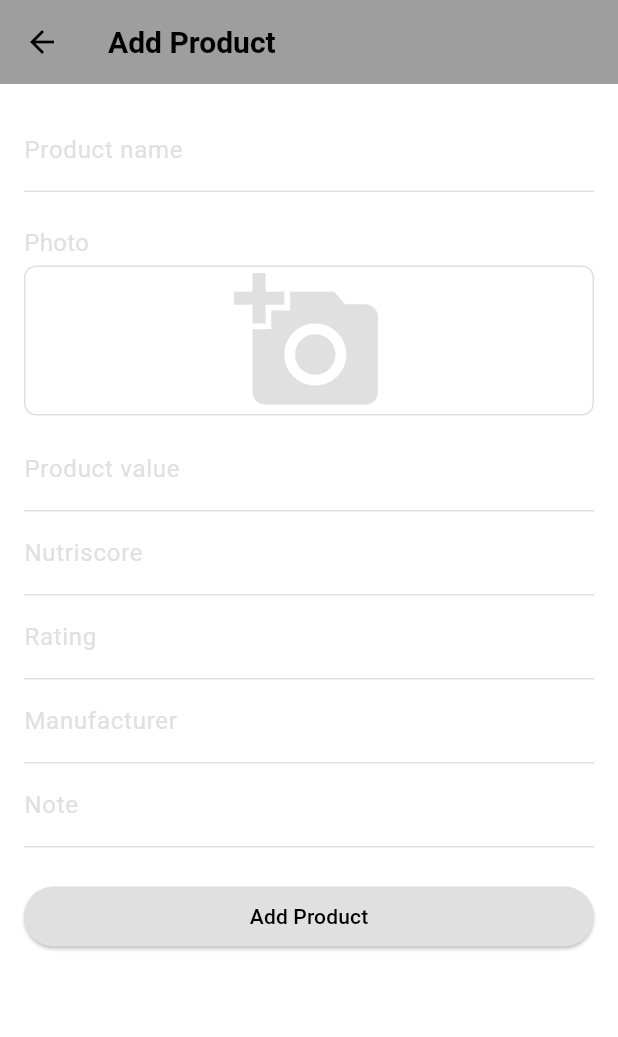
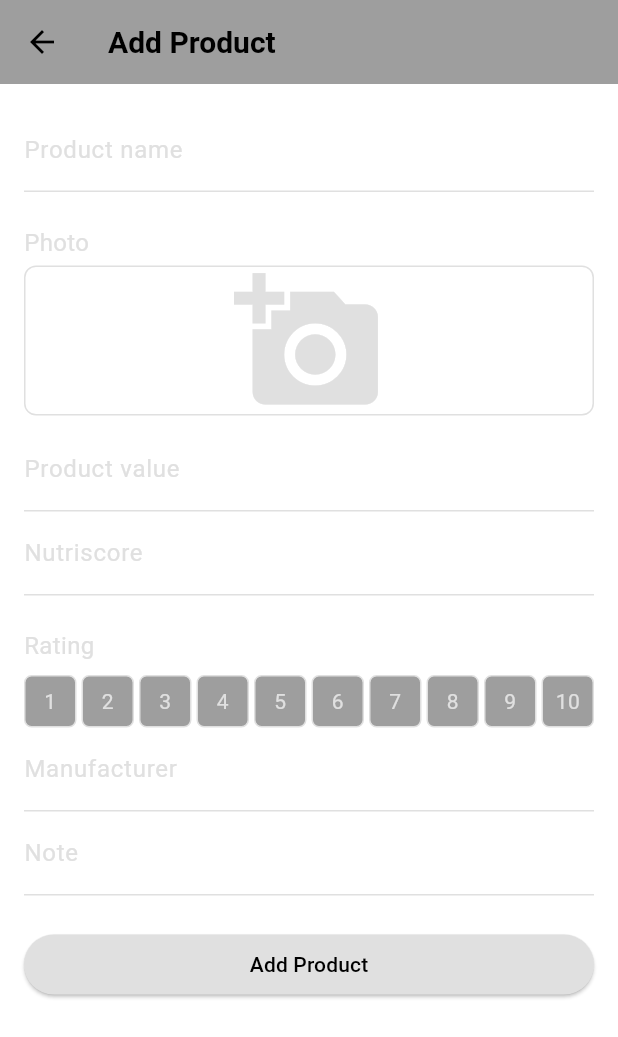
Before and after one commit to PGszafir/recallrave, a Flutter app: the AddProductView screen opened directly, on a phone screen of 412 x 824 dp. Shown: the top 1037 px of the screen. Run offline on Flutter 3.47's test engine with Material 3 defaults, Android fonts, the phone set to English and light mode, and no system bars; our stand-ins replace image_picker.

Commit message:
Added rating tile input

```diff
--- a/lib/add_product_view.dart
+++ b/lib/add_product_view.dart
@@ -14,7 +14,7 @@ class _AddProductViewState extends State<AddProductView> {
   TextEditingController nameController = TextEditingController();
   TextEditingController valueController = TextEditingController();
   TextEditingController nutriscoreController = TextEditingController();
-  TextEditingController ratingController = TextEditingController();
+  TextEditingController ratingController = TextEditingController(); // Added this line
   TextEditingController manufacturerController = TextEditingController();
   TextEditingController noteController = TextEditingController();
 
@@ -52,7 +52,8 @@ class _AddProductViewState extends State<AddProductView> {
             TextField(
               controller: nameController,
               style: TextStyle(color: Colors.grey.shade300),
-              decoration: InputDecoration(labelText: 'Product name',
+              decoration: InputDecoration(
+                labelText: 'Product name',
                 labelStyle: TextStyle(color: Colors.grey.shade300),
                 focusedBorder: UnderlineInputBorder(
                   borderSide: BorderSide(color: Colors.grey.shade300),
@@ -95,15 +96,15 @@ class _AddProductViewState extends State<AddProductView> {
                       color: Colors.grey.shade300,
                     ),
                   ),
-                  SizedBox(height: 8.0), // Add some spacing between the icon and the next widget
-                  // Add other widgets as needed
+                  SizedBox(height: 8.0),
                 ],
               ),
             ),
             TextField(
               controller: valueController,
               style: TextStyle(color: Colors.grey.shade300),
-              decoration: InputDecoration(labelText: 'Product value',
+              decoration: InputDecoration(
+                labelText: 'Product value',
                 labelStyle: TextStyle(color: Colors.grey.shade300),
                 focusedBorder: UnderlineInputBorder(
                   borderSide: BorderSide(color: Colors.grey.shade300),
@@ -116,7 +117,8 @@ class _AddProductViewState extends State<AddProductView> {
             TextField(
               controller: nutriscoreController, // to upgrade add scanning option
               style: TextStyle(color: Colors.grey.shade300),
-              decoration: InputDecoration(labelText: 'Nutriscore',
+              decoration: InputDecoration(
+                labelText: 'Nutriscore',
                 labelStyle: TextStyle(color: Colors.grey.shade300),
                 focusedBorder: UnderlineInputBorder(
                   borderSide: BorderSide(color: Colors.grey.shade300),
@@ -126,23 +128,67 @@ class _AddProductViewState extends State<AddProductView> {
                 ),
               ),
             ),
-            TextField(
-              controller: ratingController,
-              style: TextStyle(color: Colors.grey.shade300),
-              decoration: InputDecoration(labelText: 'Rating',
-                labelStyle: TextStyle(color: Colors.grey.shade300),
-                focusedBorder: UnderlineInputBorder(
-                  borderSide: BorderSide(color: Colors.grey.shade300),
+            SizedBox(height: 22.0),
+            Column(
+              crossAxisAlignment: CrossAxisAlignment.stretch,
+              children: [
+                Text(
+                  'Rating',
+                  style: TextStyle(
+                    color: Colors.grey.shade300,
+                    fontSize: 16.0,
+                  ),
                 ),
-                enabledBorder: UnderlineInputBorder(
-                  borderSide: BorderSide(color: Colors.grey.shade300),
+                SizedBox(height: 8.0),
+                Row(
+                  mainAxisAlignment: MainAxisAlignment.spaceBetween,
+                  children: List.generate(
+                    10,
+                        (index) => GestureDetector(
+                      onTap: () {
+                        // Handle the rating selection (you can update a variable or call a function)
+                        print('Selected Rating: ${index + 1}');
+                        setState(() {
+                          ratingController.text = (index + 1).toString();
+                        });
+                      },
+                      child: Container(
+                        width: 35.0,
+                        height: 35.0,
+                        decoration: BoxDecoration(
+                          border: Border.all(
+                            color: Colors.grey.shade300,
+                            width: 1.0,
+                          ),
+                          borderRadius: BorderRadius.circular(5.0),
+                          color: ratingController.text.isNotEmpty &&
+                              int.parse(ratingController.text) ==
+                                  index + 1
+                              ? Colors.grey.shade200
+                              : Colors.grey.shade500,
+                        ),
+                        child: Center(
+                          child: Text(
+                            '${index + 1}',
+                            style: TextStyle(
+                              color: ratingController.text.isNotEmpty &&
+                                  int.parse(ratingController.text) == index + 1
+                                  ? Colors.black
+                                  : Colors.grey.shade300,
+                            ),
+                          ),
+                        ),
+                      ),
+                    ),
+                  ),
                 ),
-              ),
+              ],
             ),
             TextField(
               controller: manufacturerController,
               style: TextStyle(color: Colors.grey.shade300),
-              decoration: InputDecoration(labelText: 'Manufacturer',
+              decoration: InputDecoration(
+                labelText: 'Manufacturer',
                 labelStyle: TextStyle(color: Colors.grey.shade300),
                 focusedBorder: UnderlineInputBorder(
                   borderSide: BorderSide(color: Colors.grey.shade300),
@@ -155,7 +201,8 @@ class _AddProductViewState extends State<AddProductView> {
             TextField(
               controller: noteController,
               style: TextStyle(color: Colors.grey.shade300),
-              decoration: InputDecoration(labelText: 'Note',
+              decoration: InputDecoration(
+                labelText: 'Note',
                 labelStyle: TextStyle(color: Colors.grey.shade300),
                 focusedBorder: UnderlineInputBorder(
                   borderSide: BorderSide(color: Colors.grey.shade300),
@@ -185,7 +232,6 @@ class _AddProductViewState extends State<AddProductView> {
   void addProduct() {
     // Validate the data before adding the product
     if (nameController.text.isEmpty ||
-        //imageController.text.isEmpty ||
         valueController.text.isEmpty ||
         nutriscoreController.text.isEmpty ||
         ratingController.text.isEmpty ||
```
